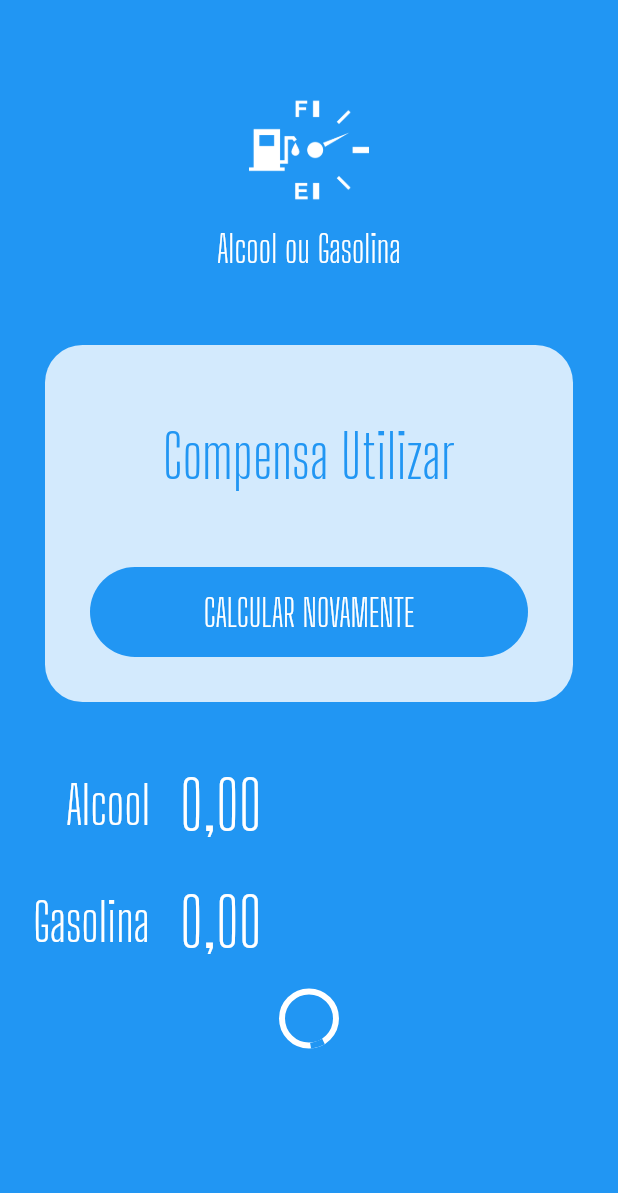
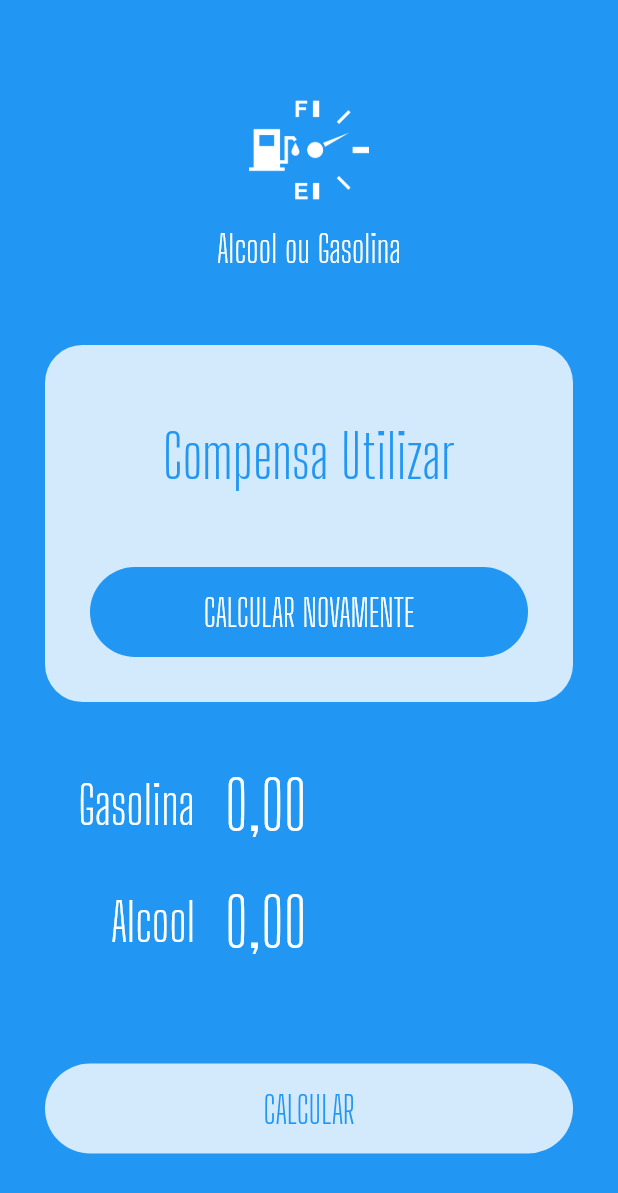
Before and after one commit to thiagothisan/comparador_combustivel, a Flutter app: the screen it shows after launch, on a phone screen of 412 x 824 dp. Shown: the top 1193 px of the screen. Run offline on Flutter 3.47's test engine with Material 2 defaults, Android fonts, the phone set to English and light mode, and no system bars; our stand-ins replace flutter_masked_text.

Commit message:
criando submit_form_widget

```diff
--- a/lib/pages/home_page.dart
+++ b/lib/pages/home_page.dart
@@ -1,6 +1,7 @@
 import 'package:comparador_combustivel/widgets/input_widget.dart';
 import 'package:comparador_combustivel/widgets/loading_buttom_widget.dart';
 import 'package:comparador_combustivel/widgets/logo_widget.dart';
+import 'package:comparador_combustivel/widgets/submit_form_widget.dart';
 import 'package:comparador_combustivel/widgets/success_widget.dart';
 import 'package:flutter/material.dart';
 import 'package:flutter_masked_text/flutter_masked_text.dart';
@@ -20,19 +21,11 @@ class HomePage extends StatelessWidget {
             reset: () {},
             result: "Compensa Utilizar",
           ),
-          InputWidget(
-            label: "Alcool",
-            ctrl: _alcCtrl,
-          ),
-          InputWidget(
-            label: "Gasolina",
-            ctrl: _gasCtrl,
-          ),
-          LoadingButtomWidget(
-            busy: true,
-            invert: false,
-            func: () {},
-            text: "CALCULAR",
+          SubmitFormWidget(
+            alcCtrl: _alcCtrl,
+            gasCtrl: _gasCtrl,
+            submitFunc: () {},
+            busy: false,
           ),
         ],
       ),
--- /dev/null
+++ b/lib/widgets/submit_form_widget.dart
@@ -0,0 +1,54 @@
+import 'package:flutter/material.dart';
+import 'package:flutter_masked_text/flutter_masked_text.dart';
+
+import 'input_widget.dart';
+import 'loading_buttom_widget.dart';
+
+class SubmitFormWidget extends StatelessWidget {
+  var gasCtrl = new MoneyMaskedTextController();
+  var alcCtrl = new MoneyMaskedTextController();
+  bool busy = false;
+  Function submitFunc;
+  SubmitFormWidget({
+    @required gasCtrl,
+    @required alcCtrl,
+    @required busy,
+    @required submitFunc,
+  });
+  @override
+  Widget build(BuildContext context) {
+    return Column(
+      children: <Widget>[
+        Padding(
+          padding: EdgeInsets.only(
+            left: 30,
+            right: 30,
+          ),
+          child: InputWidget(
+            label: "Gasolina",
+            ctrl: gasCtrl,
+          ),
+        ),
+        Padding(
+          padding: EdgeInsets.only(
+            left: 30,
+            right: 30,
+          ),
+          child: InputWidget(
+            label: "Alcool",
+            ctrl: alcCtrl,
+          ),
+        ),
+        SizedBox(
+          height: 25,
+        ),
+        LoadingButtomWidget(
+          busy: busy,
+          invert: false,
+          func: submitFunc,
+          text: "CALCULAR",
+        ),
+      ],
+    );
+  }
+}
```
